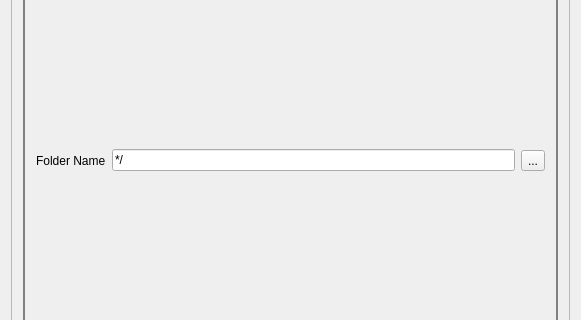
Above: point_spectra_gui/ui/UI Files/01_mainwindow_file_out.ui from tisaconundrum2/PySAT-GUI before the change; both pictures show x 0 to 581 and y 239 to 559 of the 581 by 843 pixel window. Below: the same form after it.
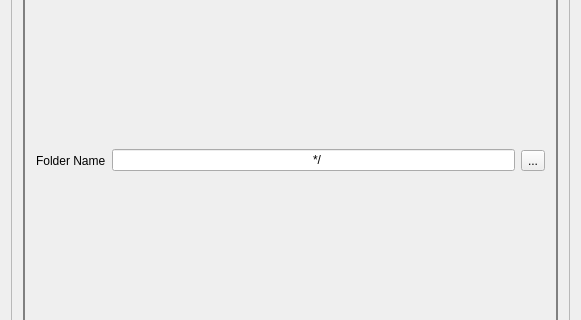
That is the form after the change.

Patch:
```diff
--- a/point_spectra_gui/ui/UI Files/01_mainwindow_file_out.ui
+++ b/point_spectra_gui/ui/UI Files/01_mainwindow_file_out.ui
@@ -70,7 +70,9 @@
            <item>
             <widget class="QLineEdit" name="file_out_path_line_edit">
              <property name="text">
-              <string extracomment="Make this change whenever a new file is selected">*/</string>
+                                                        <string extracomment="Make this change whenever a new file is selected">
+                                                            */
+                                                        </string>
              </property>
              <property name="readOnly">
               <bool>true</bool>
```
Left out of the diff: 16 changed lines with no effect on the pictures. Lines whose indentation alone changed are shown as unchanged.
